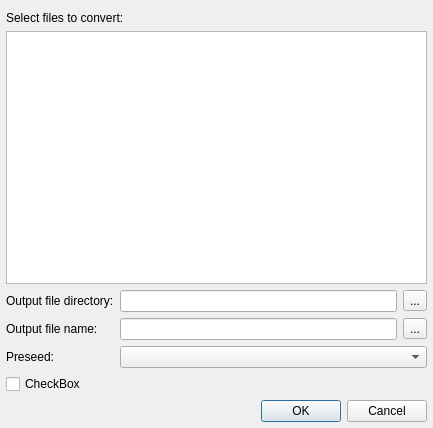
Old version of the form src/plugins/General/converter/converterdialog.ui in the repository ksv1986/qmmp-staging.
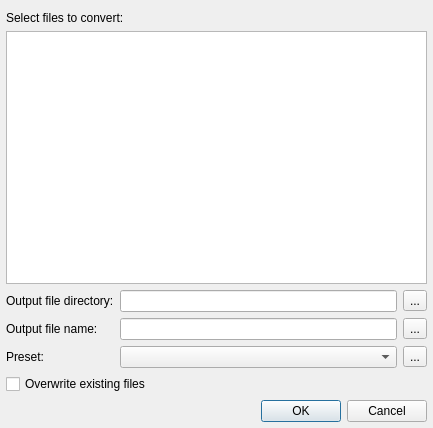
New version of the form.

```diff
--- a/src/plugins/General/converter/converterdialog.ui
+++ b/src/plugins/General/converter/converterdialog.ui
@@ -60,17 +60,17 @@
    <item row="4" column="0">
     <widget class="QLabel" name="label_4">
      <property name="text">
-      <string>Preseed:</string>
+      <string>Preset:</string>
      </property>
     </widget>
    </item>
-   <item row="4" column="1" colspan="2">
+   <item row="4" column="1">
     <widget class="QComboBox" name="comboBox"/>
    </item>
-   <item row="5" column="0" colspan="2">
+   <item row="5" column="0" colspan="3">
     <widget class="QCheckBox" name="checkBox">
      <property name="text">
-      <string>CheckBox</string>
+      <string>Overwrite existing files</string>
      </property>
     </widget>
    </item>
@@ -95,6 +95,13 @@
      </property>
     </widget>
    </item>
+   <item row="4" column="2">
+    <widget class="QToolButton" name="toolButton">
+     <property name="text">
+      <string>...</string>
+     </property>
+    </widget>
+   </item>
   </layout>
  </widget>
  <resources/>
```
Left out of the diff: 2 changed lines with no effect on the pictures.
